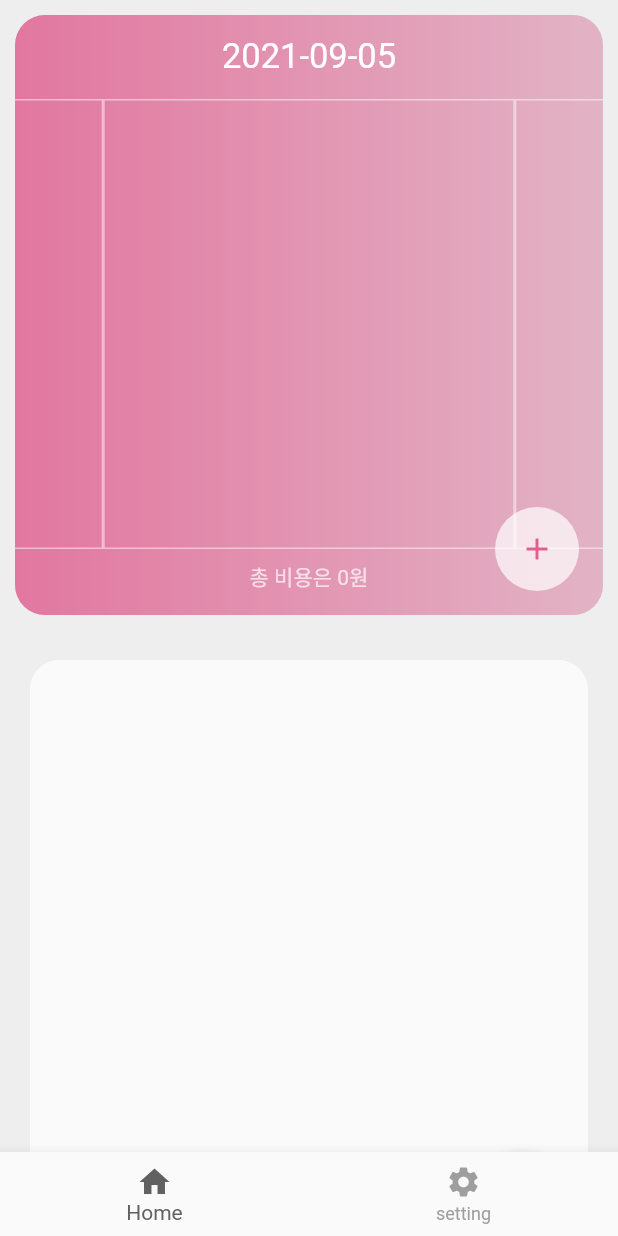
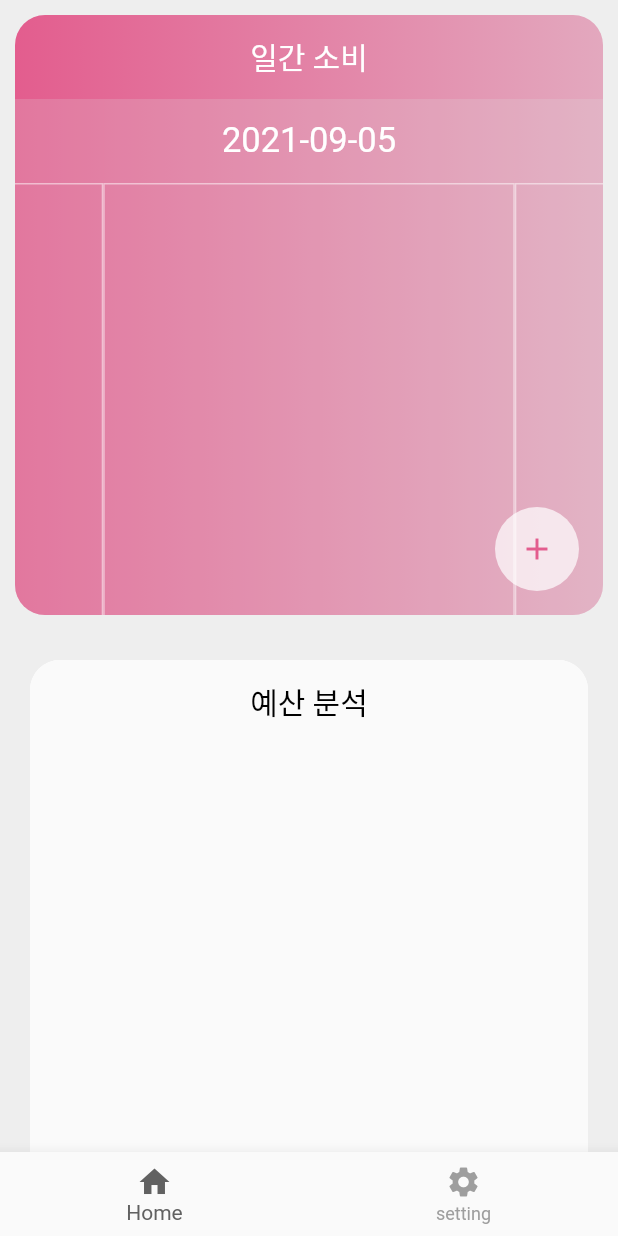
Before and after one commit to woojin8651/flutter_practice, a Flutter app: the screen it shows after launch, on a phone screen of 412 x 824 dp. Run offline on Flutter 3.47's test engine with Material 2 defaults, Android fonts, the phone set to English and light mode, and no system bars; our stand-ins replace fl_chart, geolocator, numberpicker, pie_chart, sqflite, syncfusion_flutter_datepicker; accounts and stored records are empty; Roboto replaces fonts that are missing (NanumGothic).

Commit message:
월간 반복 추가

```diff
--- a/lib/main.dart
+++ b/lib/main.dart
@@ -1,6 +1,7 @@
 import 'package:flutter/cupertino.dart';
 import 'package:flutter/material.dart';
 import 'package:flutter_practice_app/extension/Colors.dart';
+import 'package:flutter_practice_app/screens/Month.dart';
 import 'package:flutter_practice_app/screens/loading.dart';
 import 'screens/Home.dart';
 import 'package:flutter_practice_app/screens/Home.dart';
@@ -34,7 +35,7 @@ class Main extends StatefulWidget {
 
 class _MainState extends State<Main> {
   int currIdx = 0;
-  final List<Widget> Pages = [Home(),Loading()];
+  final List<Widget> Pages = [Home(),Month()];
   void onTap(int idx){
     setState(() {
       currIdx = idx;
--- a/lib/screens/DailyViewPage.dart
+++ b/lib/screens/DailyViewPage.dart
@@ -55,6 +55,16 @@ class _DailyViewPageState extends State<DailyViewPage> {
             height: 400,
             decoration: BoxDecoration(gradient: AppColors.BgGradient),
             child: Scaffold(
+              appBar: AppBar(
+                title: Center(
+                  child: Text("일간 소비",style: TextStyle(
+                      fontSize: 20, fontWeight: FontWeight.w100,
+                      color: Colors.white),
+                  ),
+                ),
+                shadowColor: Colors.transparent,
+                backgroundColor: Colors.transparent,
+              ),
                 backgroundColor: Colors.transparent,
                 body: PageView.builder(
                   controller:  PageController(initialPage: indexOffset,
--- a/lib/screens/PieChartView.dart
+++ b/lib/screens/PieChartView.dart
@@ -46,7 +46,7 @@ class _PieChartViewState extends State<PieChartView> with TickerProviderStateMix
 
     return Container(
       padding: EdgeInsets.all(20.0),
-      child: piePages(),
+      child: piePages()
     );
   }
   Widget piePages(){
@@ -55,9 +55,19 @@ class _PieChartViewState extends State<PieChartView> with TickerProviderStateMix
         borderRadius: BorderRadius.circular(20.0),
         child: Container(
           color: Colors.white,
-          width: 400,
-          height: 400,
+          height: 500,
+          width:  400,
           child: Scaffold(
+            appBar: AppBar(
+              title: Center(
+                child: Text("예산 분석",style: TextStyle(
+                  fontSize: 20, fontWeight: FontWeight.w100,
+                color: Colors.black),
+                ),
+              ),
+              backgroundColor: Colors.transparent,
+              shadowColor: Colors.transparent,
+            ),
             body:  FutureBuilder(
               future: vm.fetchPie(_pageDate),
               builder: (ctx,snapshot){
```
Also changed, not shown: lib/screens/Month.dart (added, +16 -0 lines), pubspec.lock.
